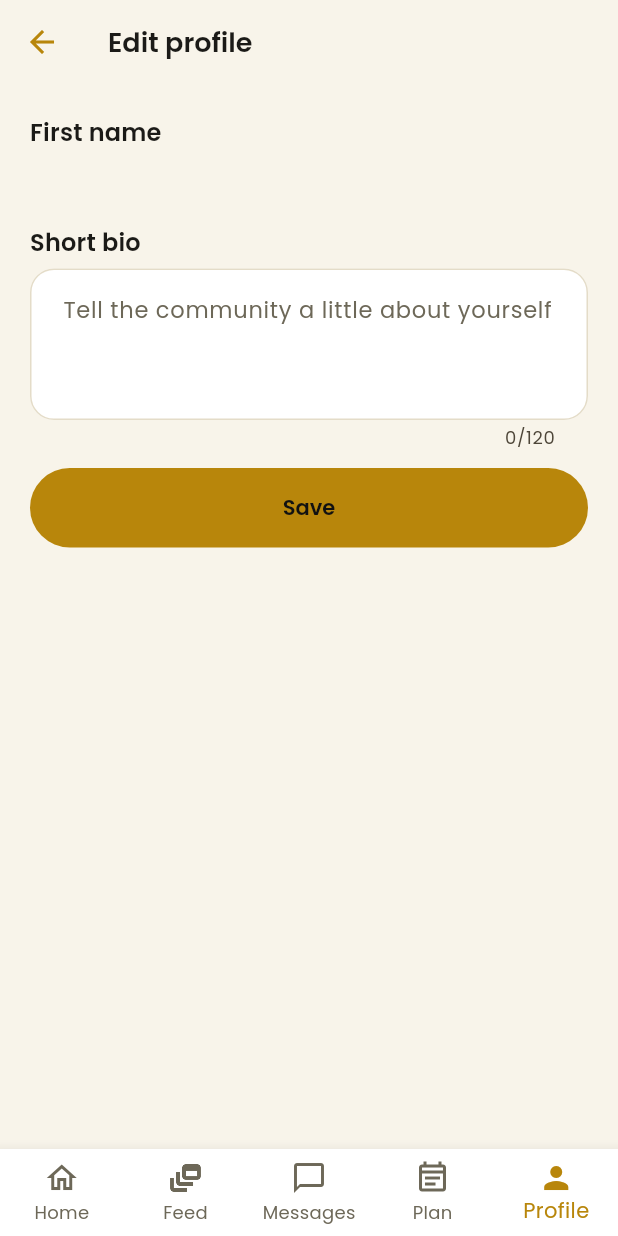
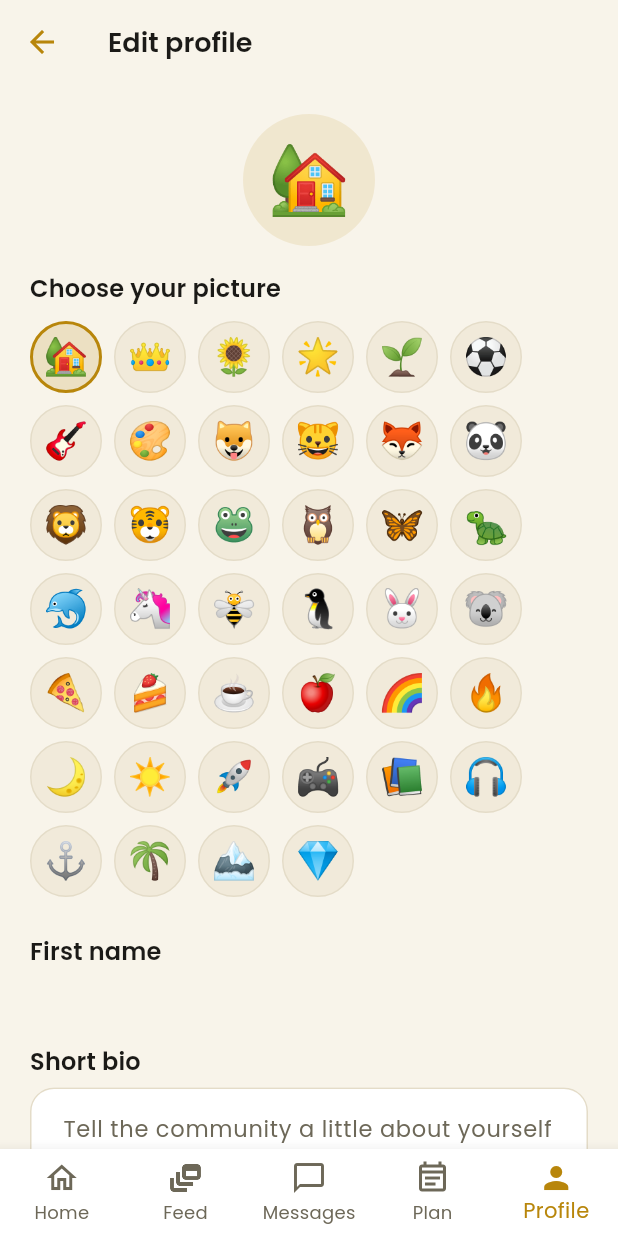
Before and after one commit to Mos1971/family-circle, a Flutter app: the EditProfileScreen screen opened by its route, on a phone screen of 412 x 824 dp. Run offline on Flutter 3.47's test engine with Material 3 defaults, Android fonts, the phone set to English and light mode, and no system bars; our stand-ins replace cloud_firestore, firebase_auth, firebase_core, firebase_messaging, go_router, google_fonts and 1 more; missing offline and left inert: dart:js_interop; accounts and stored records are empty.

Commit message:
Event end dates, reaction summary under posts, choose-your-picture avatars
Co-Authored-By: Claude Sonnet 5.5 <noreply@anthropic.com>

```diff
--- a/lib/models/calendar_event.dart
+++ b/lib/models/calendar_event.dart
@@ -8,6 +8,7 @@ class CalendarEvent {
     required this.title,
     required this.date,
     this.minutesFromMidnight,
+    this.endDate,
     this.notes = '',
     this.shared = false,
     this.copiedFromId,
@@ -30,7 +31,26 @@ class CalendarEvent {
   /// can show it is already on the user's calendar.
   final String? copiedFromId;
 
+  /// Last calendar day of a multi-day event; null means a single day.
+  DateTime? endDate;
+
   bool get allDay => minutesFromMidnight == null;
+
+  /// The final day the event covers (the start day when there is no end date).
+  DateTime get lastDay {
+    final e = endDate;
+    if (e == null) return date;
+    final end = DateTime(e.year, e.month, e.day);
+    return end.isBefore(date) ? date : end;
+  }
+
+  bool get multiDay => lastDay != date;
+
+  /// Whether the event is happening on [day] (any time of day).
+  bool coversDay(DateTime day) {
+    final d = DateTime(day.year, day.month, day.day);
+    return !d.isBefore(date) && !d.isAfter(lastDay);
+  }
 
   String get timeLabel {
     final m = minutesFromMidnight;
--- a/lib/models/user.dart
+++ b/lib/models/user.dart
@@ -35,7 +35,7 @@ class AppUser {
   MemberStatus status;
   final DateTime joinDate;
   int postCount;
-  final String profileEmoji;
+  String profileEmoji;
 
   bool get isAdmin => role == MemberRole.admin;
   bool get isApproved => status == MemberStatus.approved;
--- a/lib/providers/plan_providers.dart
+++ b/lib/providers/plan_providers.dart
@@ -27,12 +27,7 @@ class CalendarProvider extends ChangeNotifier {
   /// Events on [day], sorted all-day first then by time.
   List<CalendarEvent> onDay(List<CalendarEvent> events, DateTime day) {
     final list = events
-        .where(
-          (e) =>
-              e.date.year == day.year &&
-              e.date.month == day.month &&
-              e.date.day == day.day,
-        )
+        .where((e) => e.coversDay(day))
         .toList();
     list.sort(
       (a, b) =>
@@ -46,6 +41,7 @@ class CalendarProvider extends ChangeNotifier {
     required String title,
     required DateTime date,
     int? minutesFromMidnight,
+    DateTime? endDate,
     String notes = '',
     required bool shared,
   }) => _repo.add(
@@ -53,6 +49,7 @@ class CalendarProvider extends ChangeNotifier {
     title: title,
     date: date,
     minutesFromMidnight: minutesFromMidnight,
+    endDate: endDate,
     notes: notes,
     shared: shared,
   );
--- a/lib/providers/user_provider.dart
+++ b/lib/providers/user_provider.dart
@@ -36,8 +36,8 @@ class UserProvider extends ChangeNotifier {
   void reject(String userId) => _repo.reject(userId);
   void restore(String userId) => _repo.restore(userId);
   void remove(String userId) => _repo.remove(userId);
-  void updateProfile(String userId, {String? bio}) =>
-      _repo.updateProfile(userId, bio: bio);
+  void updateProfile(String userId, {String? bio, String? profileEmoji}) =>
+      _repo.updateProfile(userId, bio: bio, profileEmoji: profileEmoji);
 
   List<AppUser> getAdmins() => _repo.getAdmins();
   bool promoteToAdmin(String userId) => _repo.promoteToAdmin(userId);
--- a/lib/repositories/mock/mock_plan_repositories.dart
+++ b/lib/repositories/mock/mock_plan_repositories.dart
@@ -32,6 +32,7 @@ class MockCalendarRepository implements CalendarRepository {
     required String title,
     required DateTime date,
     int? minutesFromMidnight,
+    DateTime? endDate,
     String notes = '',
     required bool shared,
   }) {
@@ -41,6 +42,7 @@ class MockCalendarRepository implements CalendarRepository {
       title: title,
       date: DateTime(date.year, date.month, date.day),
       minutesFromMidnight: minutesFromMidnight,
+      endDate: endDate,
       notes: notes,
       shared: shared,
     );
@@ -97,6 +99,7 @@ class MockCalendarRepository implements CalendarRepository {
       title: source.title,
       date: source.date,
       minutesFromMidnight: source.minutesFromMidnight,
+      endDate: source.endDate,
       notes: source.notes,
       copiedFromId: source.id,
     );
--- a/lib/repositories/mock/mock_user_repository.dart
+++ b/lib/repositories/mock/mock_user_repository.dart
@@ -77,10 +77,11 @@ class MockUserRepository implements UserRepository {
   }
 
   @override
-  void updateProfile(String userId, {String? bio}) {
+  void updateProfile(String userId, {String? bio, String? profileEmoji}) {
     final user = _backend.userById(userId);
     if (user == null) return;
     if (bio != null) user.bio = bio;
+    if (profileEmoji != null) user.profileEmoji = profileEmoji;
     _backend.userChanges.add(null);
   }
 
--- a/lib/repositories/plan_repository.dart
+++ b/lib/repositories/plan_repository.dart
@@ -15,6 +15,7 @@ abstract class CalendarRepository {
     required String title,
     required DateTime date,
     int? minutesFromMidnight,
+    DateTime? endDate,
     String notes = '',
     required bool shared,
   });
--- a/lib/repositories/user_repository.dart
+++ b/lib/repositories/user_repository.dart
@@ -27,7 +27,7 @@ abstract class UserRepository {
   /// Brings back someone who was removed or declined (no new welcome post).
   void restore(String userId);
   void remove(String userId);
-  void updateProfile(String userId, {String? bio});
+  void updateProfile(String userId, {String? bio, String? profileEmoji});
 
   List<AppUser> getAdmins();
 
--- a/lib/screens/profile/edit_profile_screen.dart
+++ b/lib/screens/profile/edit_profile_screen.dart
@@ -2,10 +2,20 @@ import 'package:flutter/material.dart';
 import 'package:go_router/go_router.dart';
 import 'package:provider/provider.dart';
 
+import '../../theme/app_theme.dart';
 import '../../widgets/app_back_button.dart';
 
 import '../../providers/auth_provider.dart';
 import '../../providers/user_provider.dart';
+
+/// Pictures a member can pick for their profile.
+const kAvatarChoices = [
+  '🏡', '👑', '🌻', '🌟', '🌱', '⚽', '🎸', '🎨',
+  '🐶', '🐱', '🦊', '🐼', '🦁', '🐯', '🐸', '🦉',
+  '🦋', '🐢', '🐬', '🦄', '🐝', '🐧', '🐰', '🐨',
+  '🍕', '🍰', '☕', '🍎', '🌈', '🔥', '🌙', '☀️',
+  '🚀', '🎮', '📚', '🎧', '⚓', '🌴', '🏔️', '💎',
+];
 
 class EditProfileScreen extends StatefulWidget {
   const EditProfileScreen({super.key});
@@ -16,12 +26,14 @@ class EditProfileScreen extends StatefulWidget {
 
 class _EditProfileScreenState extends State<EditProfileScreen> {
   late final TextEditingController _bioController;
+  late String _emoji;
 
   @override
   void initState() {
     super.initState();
     final me = context.read<AuthProvider>().currentUser;
     _bioController = TextEditingController(text: me?.bio ?? '');
+    _emoji = me?.profileEmoji ?? kAvatarChoices.first;
   }
 
   @override
@@ -39,11 +51,52 @@ class _EditProfileScreenState extends State<EditProfileScreen> {
         leading: const AppBackButton(),
         title: const Text('Edit profile'),
       ),
-      body: Padding(
+      body: SingleChildScrollView(
         padding: const EdgeInsets.all(20),
         child: Column(
           crossAxisAlignment: CrossAxisAlignment.start,
           children: [
+            Center(
+              child: CircleAvatar(
+                radius: 44,
+                backgroundColor: AppColors.gold.withValues(alpha: 0.12),
+                child: Text(_emoji, style: const TextStyle(fontSize: 44)),
+              ),
+            ),
+            const SizedBox(height: 16),
+            Text(
+              'Choose your picture',
+              style: Theme.of(context).textTheme.titleMedium,
+            ),
+            const SizedBox(height: 10),
+            Wrap(
+              spacing: 8,
+              runSpacing: 8,
+              children: [
+                for (final e in kAvatarChoices)
+                  InkWell(
+                    borderRadius: BorderRadius.circular(24),
+                    onTap: () => setState(() => _emoji = e),
+                    child: Container(
+                      width: 48,
+                      height: 48,
+                      alignment: Alignment.center,
+                      decoration: BoxDecoration(
+                        shape: BoxShape.circle,
+                        color: e == _emoji
+                            ? AppColors.gold.withValues(alpha: 0.18)
+                            : AppColors.surfaceHigh,
+                        border: Border.all(
+                          color: e == _emoji ? AppColors.gold : AppColors.border,
+                          width: e == _emoji ? 2 : 1,
+                        ),
+                      ),
+                      child: Text(e, style: const TextStyle(fontSize: 24)),
+                    ),
+                  ),
+              ],
+            ),
+            const SizedBox(height: 24),
             Text('First name', style: Theme.of(context).textTheme.titleMedium),
             const SizedBox(height: 6),
             Text(me?.firstName ?? '', style: const TextStyle(fontSize: 16)),
@@ -68,6 +121,7 @@ class _EditProfileScreenState extends State<EditProfileScreen> {
                         context.read<UserProvider>().updateProfile(
                           me.id,
                           bio: _bioController.text.trim(),
+                          profileEmoji: _emoji,
                         );
                         context.pop();
                       },
--- a/lib/widgets/post_card.dart
+++ b/lib/widgets/post_card.dart
@@ -10,6 +10,7 @@ import '../theme/app_theme.dart';
 import '../utils/time_format.dart';
 import 'member_avatar.dart';
 import 'reaction_bar.dart';
+import 'reaction_summary.dart';
 
 class PostCard extends StatelessWidget {
   const PostCard({super.key, required this.post, this.showCommentLink = true});
@@ -123,6 +124,7 @@ class PostCard extends StatelessWidget {
                   style: Theme.of(context).textTheme.bodyLarge,
                 ),
               ),
+            ReactionSummary(post: post),
             const SizedBox(height: 14),
             Row(
               children: [
```
Also changed, not shown: lib/firebase/codec.dart (+8 -0 lines), lib/firebase/firebase_repositories.dart (+10 -3 lines), lib/screens/plan/calendar_view.dart (+50 -6 lines), lib/widgets/reaction_summary.dart (added, +146 -0 lines), 1 other file.
